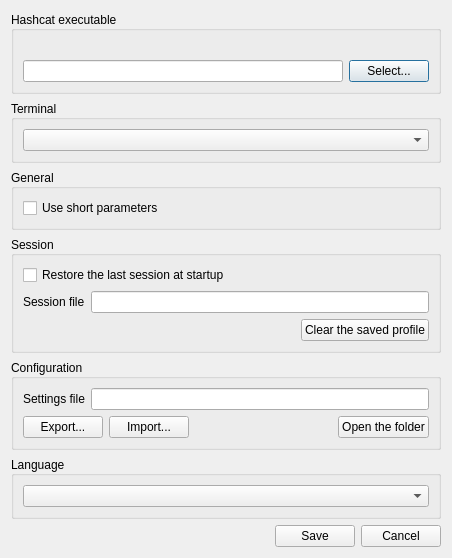
Old version of the form src/settingsdialog.ui in the repository rgroesslinger/hashcat-gui.
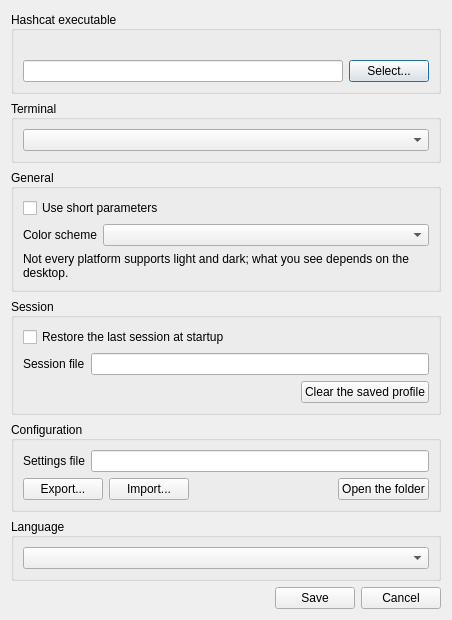
New version of the form.

Commit message:
Let the color scheme follow the desktop or the user
The application now follows the color scheme of the desktop by default, and
the settings offer a light and a dark appearance for the desktops that do
not offer one. Not every platform offers both, so the settings say so.

```diff
--- a/src/settingsdialog.ui
+++ b/src/settingsdialog.ui
@@ -152,6 +152,40 @@
         </property>
        </widget>
       </item>
+      <item>
+       <layout class="QHBoxLayout" name="horizontalLayout_color_scheme">
+        <item>
+         <widget class="QLabel" name="label_color_scheme">
+          <property name="text">
+           <string>Color scheme</string>
+          </property>
+          <property name="alignment">
+           <set>Qt::AlignmentFlag::AlignLeading|Qt::AlignmentFlag::AlignLeft|Qt::AlignmentFlag::AlignVCenter</set>
+          </property>
+         </widget>
+        </item>
+        <item>
+         <widget class="QComboBox" name="comboBox_color_scheme">
+          <property name="sizePolicy">
+           <sizepolicy hsizetype="Expanding" vsizetype="Preferred">
+            <horstretch>0</horstretch>
+            <verstretch>0</verstretch>
+           </sizepolicy>
+          </property>
+         </widget>
+        </item>
+       </layout>
+      </item>
+      <item>
+       <widget class="QLabel" name="label_color_scheme_note">
+        <property name="text">
+         <string>Not every platform supports light and dark; what you see depends on the desktop.</string>
+        </property>
+        <property name="wordWrap">
+         <bool>true</bool>
+        </property>
+       </widget>
+      </item>
      </layout>
     </widget>
    </item>
```
The commit also changes 7 other files.
